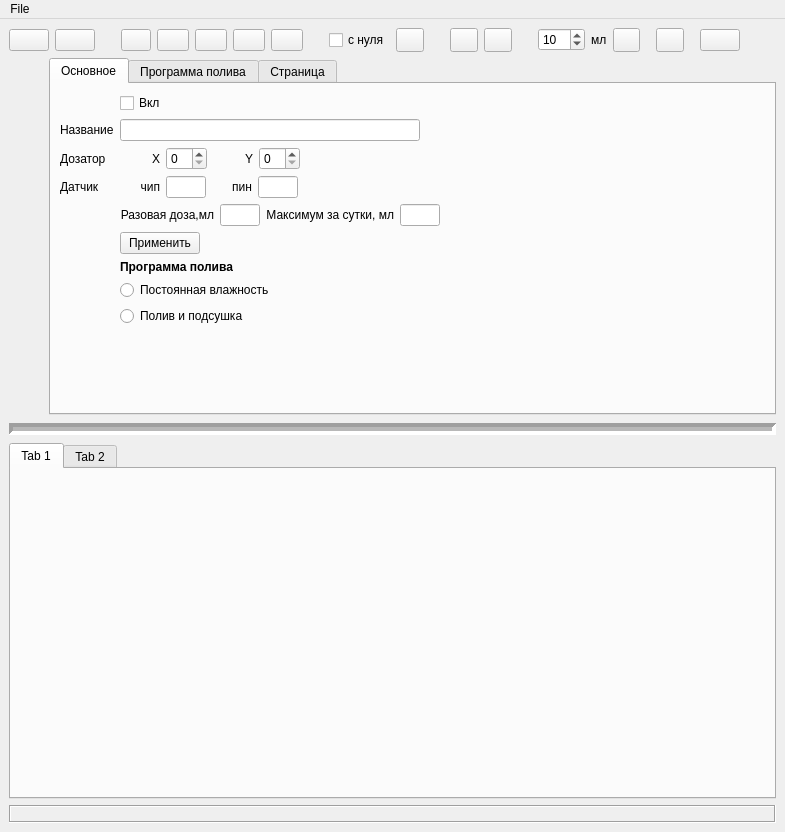
Old version of the form visualconfig.ui in the repository twsdwf/avr-waterer-ui.
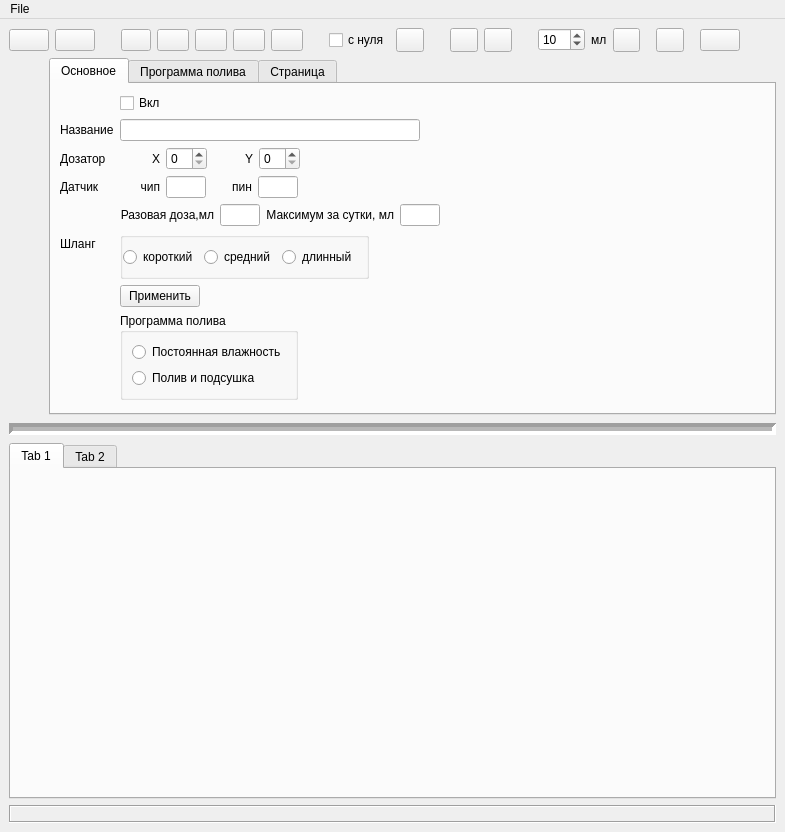
New version of the form. The open tabs and pages were chosen to show the change. Icons and pictures are not drawn.

The edit to the form file:
```diff
--- a/visualconfig.ui
+++ b/visualconfig.ui
@@ -832,34 +832,86 @@
               </item>
              </layout>
             </item>
-            <item row="11" column="1">
-             <widget class="QLabel" name="label_14">
-              <property name="font">
-               <font>
-                <weight>75</weight>
-                <bold>true</bold>
-               </font>
-              </property>
+            <item row="8" column="0">
+             <widget class="QLabel" name="label_15">
               <property name="text">
-               <string>Программа полива</string>
+               <string>&lt;html&gt;&lt;head/&gt;&lt;body&gt;&lt;p&gt;Шланг&lt;/p&gt;&lt;/body&gt;&lt;/html&gt;</string>
               </property>
              </widget>
             </item>
-            <item row="12" column="1">
-             <widget class="QRadioButton" name="rdPgm1">
-              <property name="text">
-               <string>Постоянная влажность</string>
+            <item row="8" column="1">
+             <widget class="QGroupBox" name="groupBox">
+              <property name="minimumSize">
+               <size>
+                <width>0</width>
+                <height>0</height>
+               </size>
               </property>
-             </widget>
-            </item>
-            <item row="13" column="1">
-             <widget class="QRadioButton" name="rdPgm2">
-              <property name="text">
-               <string>Полив и подсушка</string>
+              <property name="baseSize">
+               <size>
+                <width>50</width>
+                <height>50</height>
+               </size>
               </property>
+              <property name="title">
+               <string/>
+              </property>
+              <property name="flat">
+               <bool>true</bool>
+              </property>
+              <layout class="QHBoxLayout" name="horizontalLayout_11">
+               <property name="leftMargin">
+                <number>0</number>
+               </property>
+               <item>
+                <layout class="QHBoxLayout" name="horizontalLayout_10">
+                 <property name="leftMargin">
+                  <number>0</number>
+                 </property>
+                 <item>
+                  <widget class="QRadioButton" name="rdShort">
+                   <property name="text">
+                    <string>короткий</string>
+                   </property>
+                   <property name="autoExclusive">
+                    <bool>true</bool>
+                   </property>
+                  </widget>
+                 </item>
+                 <item>
+                  <widget class="QRadioButton" name="rdMedium">
+                   <property name="text">
+                    <string>средний</string>
+                   </property>
+                   <property name="autoExclusive">
+                    <bool>true</bool>
+                   </property>
+                  </widget>
+                 </item>
+                 <item>
+                  <widget class="QRadioButton" name="rdLong">
+                   <property name="text">
+                    <string>длинный</string>
+                   </property>
+                   <property name="autoExclusive">
+                    <bool>true</bool>
+                   </property>
+                  </widget>
+                 </item>
+                </layout>
+               </item>
+              </layout>
+              <zorder>rdLong</zorder>
+              <zorder>rdMedium</zorder>
+              <zorder>rdShort</zorder>
+              <zorder>rdShort</zorder>
+              <zorder>rdShort</zorder>
+              <zorder>rdMedium</zorder>
+              <zorder>rdLong</zorder>
+              <zorder>horizontalLayoutWidget</zorder>
              </widget>
             </item>
-            <item row="10" column="1">
+            <item row="9" column="1">
              <widget class="QPushButton" name="btnApply">
               <property name="text">
                <string>Применить</string>
@@ -870,6 +922,41 @@
               </property>
              </widget>
             </item>
+            <item row="10" column="1">
+             <widget class="QGroupBox" name="groupBox_2">
+              <property name="minimumSize">
+               <size>
+                <width>0</width>
+                <height>50</height>
+               </size>
+              </property>
+              <property name="title">
+               <string>Программа полива</string>
+              </property>
+              <property name="flat">
+               <bool>true</bool>
+              </property>
+              <layout class="QVBoxLayout" name="verticalLayout_6">
+               <item>
+                <widget class="QRadioButton" name="rdPgm1">
+                 <property name="text">
+                  <string>Постоянная влажность</string>
+                 </property>
+                </widget>
+               </item>
+               <item>
+                <widget class="QRadioButton" name="rdPgm2">
+                 <property name="text">
+                  <string>Полив и подсушка</string>
+                 </property>
+                </widget>
+               </item>
+              </layout>
+              <zorder>rdPgm1</zorder>
+              <zorder>rdPgm1</zorder>
+              <zorder>rdPgm2</zorder>
+             </widget>
+            </item>
            </layout>
           </widget>
           <widget class="QWidget" name="tab_3">
```
Left out of the diff: 3 changed lines with no effect on the pictures.
